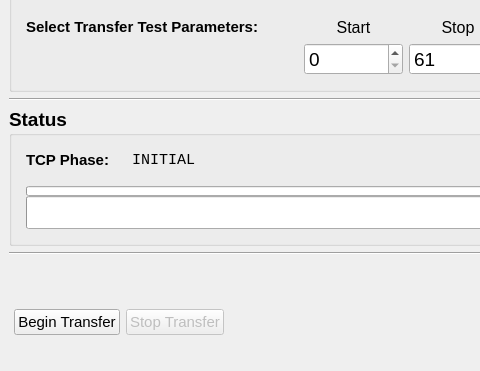
The window that untitled.ui (mitbailey/tcp) describes before a commit, drawn with Qt 5; both pictures show x 0 to 480 and y 172 to 543 of the 742 by 543 pixel window.
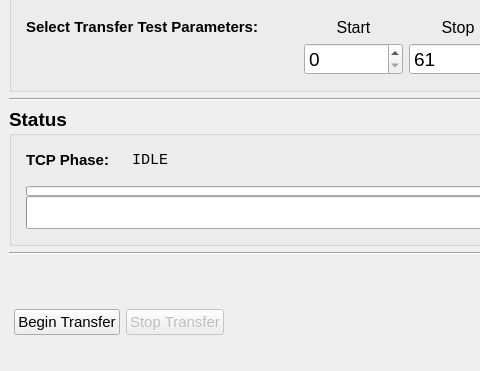
The same window after the commit.

```diff
--- a/untitled.ui
+++ b/untitled.ui
@@ -546,7 +546,7 @@
             </font>
            </property>
            <property name="text">
-            <string>INITIAL</string>
+            <string>IDLE</string>
            </property>
           </widget>
          </item>
```
